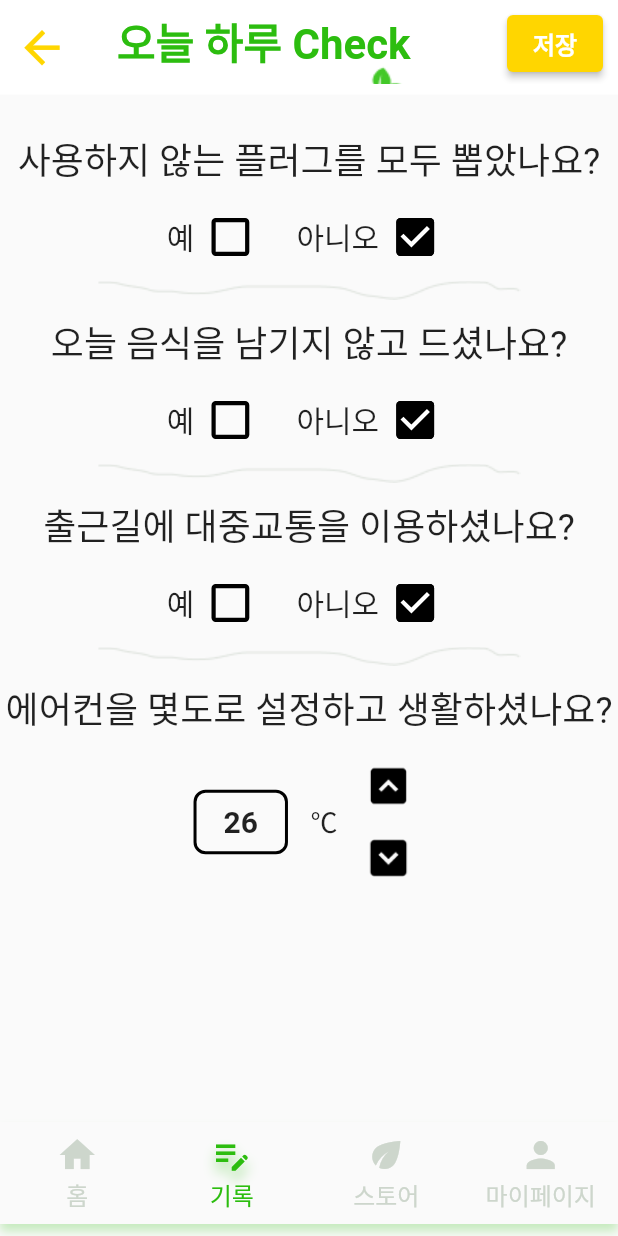
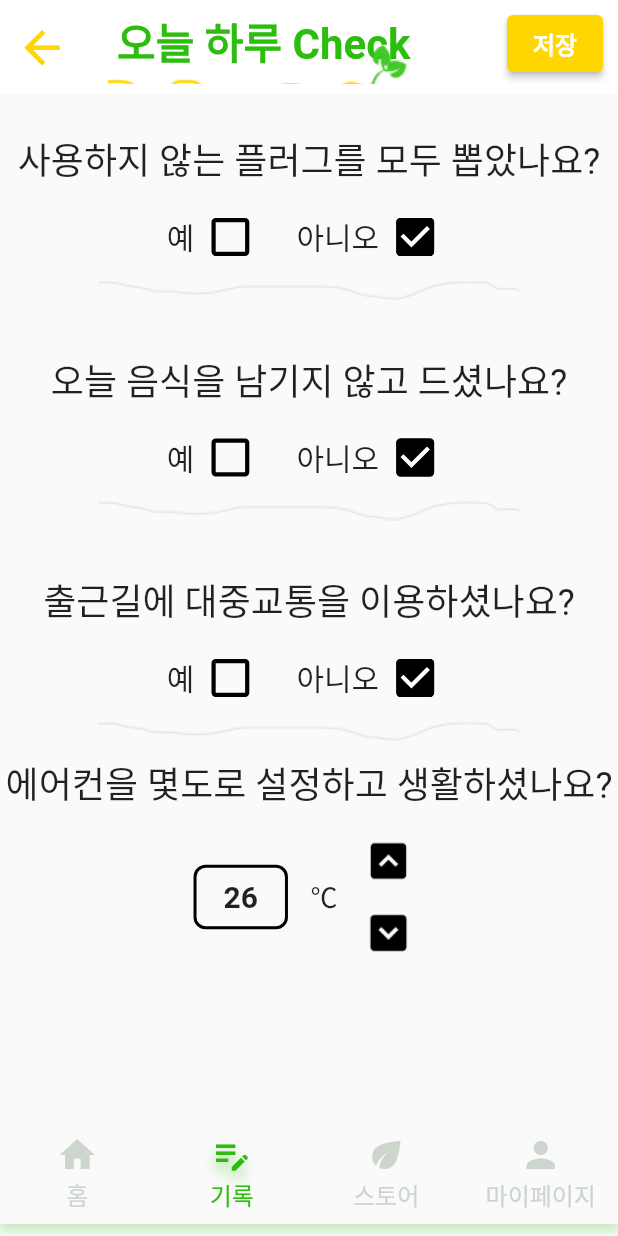
Before and after one commit to 21yuyu99/EcoTech-frontend, a Flutter app: the ByItemPage screen opened directly, item 2 of the bottom bar chosen, after a tap on "오늘 하루 체크", on a phone screen of 412 x 824 dp. Run offline on Flutter 3.47's test engine with Material 2 defaults, Android fonts, the phone set to English and light mode, and no system bars; our stand-ins replace firebase_auth, firebase_core, flutter_dotenv, google_sign_in; missing offline and left inert: kakao_flutter_sdk, kakao_flutter_sdk_common; accounts and stored records are empty; Roboto replaces fonts that are missing (MainFont, gaegu).

Commit message:
정렬 수정

```diff
--- a/lib/screen/record/by_item.dart
+++ b/lib/screen/record/by_item.dart
@@ -34,6 +34,7 @@ class _ByItemPageState extends State<ByItemPage> {
       ),
       bottomNavigationBar: BottomBar(selectedIdx: 1,),
       body: Column(
+        mainAxisAlignment: MainAxisAlignment.spaceEvenly,
         children: [
           Container(
             padding: EdgeInsets.only(top: 15),
--- a/lib/screen/record/check_page.dart
+++ b/lib/screen/record/check_page.dart
@@ -62,7 +62,7 @@ class _CheckPageState extends State<CheckPage> {
                 ),
               ),
               Positioned(
-                  bottom: 28,
+                  bottom: 43,
                   left:-8,
                   child: Container(
                     child: Image(
@@ -93,12 +93,14 @@ class _CheckPageState extends State<CheckPage> {
       ),
         bottomNavigationBar: BottomBar(selectedIdx: 1,),
         body: SingleChildScrollView(
+          child: Container(
+            width: MediaQuery.of(context).size.width,
+            height: MediaQuery.of(context).size.height,
             child: Column(
               children: [
-              SizedBox(
-                height: 25,
-              ),
-              ...checkTextList.map((question) => Column(
+                ...checkTextList.map((question) => Container(
+                  padding: EdgeInsets.only(top: 25),
+                  child: Column(
                     children: [
                       Text(question,
                         style: TextStyle(
@@ -165,6 +167,7 @@ class _CheckPageState extends State<CheckPage> {
                       ),
                     ],
                   ),
+                )
                 ).toList(),
                 Container(
                   child: Column(
@@ -221,6 +224,7 @@ class _CheckPageState extends State<CheckPage> {
                 )
               ],
             ),
+          )
         ),
         );
   }
```
Lines whose indentation alone changed are shown as unchanged.
